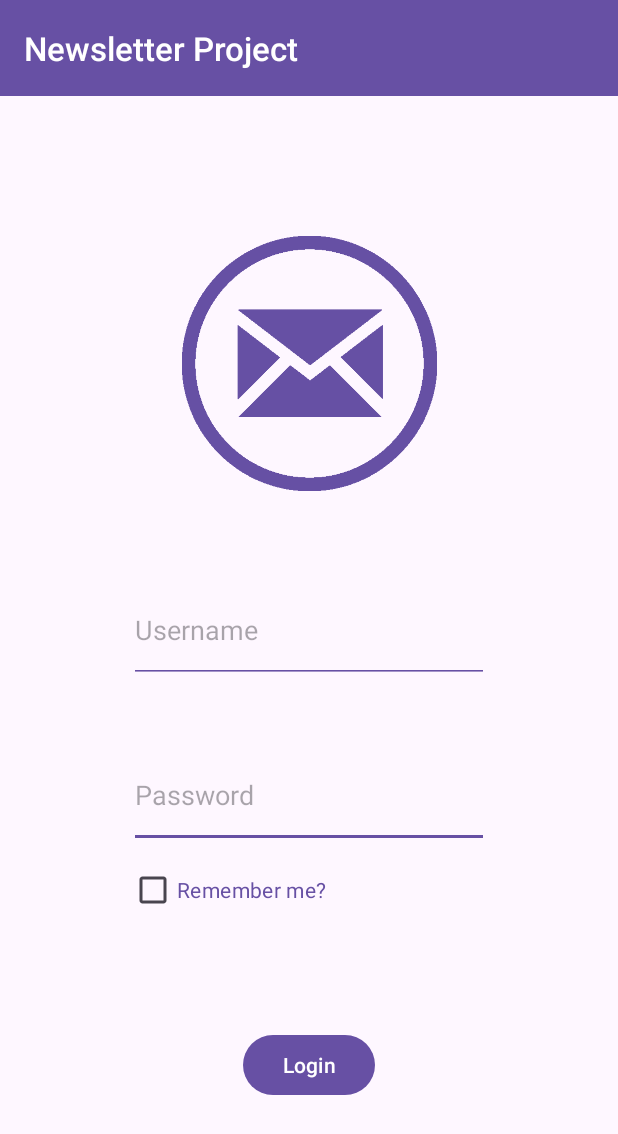
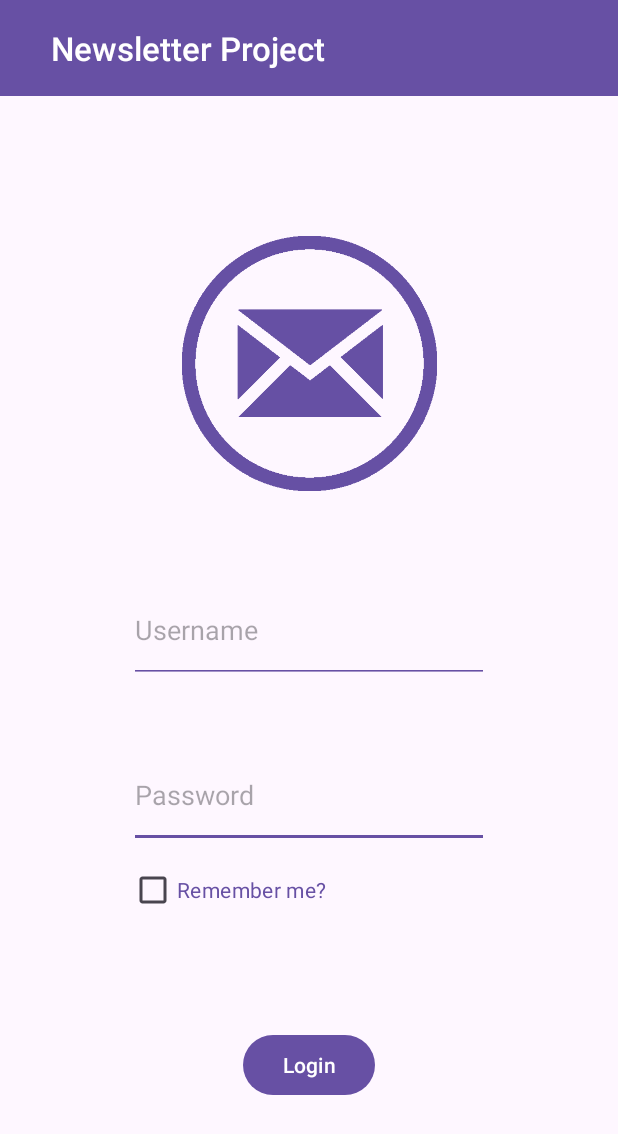
Before and after one commit to lazar-milic-upm/Android_Newsletter, an Android app: the screen it shows after launch (LoginActivity), on a phone screen of 412 x 824 dp. Shown: the top 1134 px of the screen. Run offline under Robolectric (Android 15) with nearby library versions, the phone set to English and light mode, and no system bars.

Commit message:
Commit last fixes #2

```diff
--- a/app/src/main/java/com/upm/androidnewsletter/activities/ArticleDetailActivity.java
+++ b/app/src/main/java/com/upm/androidnewsletter/activities/ArticleDetailActivity.java
@@ -5,13 +5,11 @@ import android.content.Intent;
 import android.content.SharedPreferences;
 import android.graphics.Bitmap;
 import android.graphics.Color;
-import android.graphics.Typeface;
 import android.net.Uri;
 import android.os.AsyncTask;
 import android.os.Bundle;
 import android.provider.MediaStore;
 import android.text.Html;
-import android.util.TypedValue;
 import android.view.Menu;
 import android.view.MenuItem;
 import android.view.View;
--- a/app/src/main/java/com/upm/androidnewsletter/activities/LoginActivity.java
+++ b/app/src/main/java/com/upm/androidnewsletter/activities/LoginActivity.java
@@ -10,14 +10,11 @@ import android.widget.Button;
 import android.widget.CheckBox;
 import android.widget.EditText;
 import android.widget.Toast;
-
 import androidx.appcompat.app.AppCompatActivity;
 import androidx.appcompat.widget.Toolbar;
-
 import com.upm.androidnewsletter.R;
 import com.upm.androidnewsletter.exceptions.AuthenticationError;
 import com.upm.androidnewsletter.model.ModelManager;
-
 import java.util.Properties;
 
 public class LoginActivity extends AppCompatActivity {
@@ -25,7 +22,6 @@ public class LoginActivity extends AppCompatActivity {
     private EditText usernameEditText;
     private EditText passwordEditText;
     private Button loginButton;
-    private SharedPreferences sharedPreferences;
     private static ModelManager modelManager;
     private String usernameString;
     private CheckBox saveLoginCheckBox;
@@ -37,19 +33,14 @@ public class LoginActivity extends AppCompatActivity {
     protected void onCreate(Bundle savedInstanceState) {
         super.onCreate(savedInstanceState);
         setContentView(R.layout.activity_login);
-
-        // components
         usernameEditText = findViewById(R.id.main_username);
         passwordEditText = findViewById(R.id.main_password);
         loginButton = findViewById(R.id.main_btn_log_in);
-        saveLoginCheckBox = (CheckBox)findViewById(R.id.saveLoginCheckBox);
+        saveLoginCheckBox = findViewById(R.id.saveLoginCheckBox);
         loginPreferences = getSharedPreferences("loginPrefs", MODE_PRIVATE);
         loginPrefsEditor = loginPreferences.edit();
         Toolbar toolbar = findViewById(R.id.toolbar);
         setSupportActionBar(toolbar);
-
-        // SharedPreferences to save API key
-        sharedPreferences = getSharedPreferences("LoginPrefs", MODE_PRIVATE);
 
         if (modelManager == null) {
             Properties prop = new Properties();
@@ -59,13 +50,11 @@ public class LoginActivity extends AppCompatActivity {
             try {
                 modelManager = new ModelManager(prop);
             } catch (Exception e) {
-                Log.e("LoginActivity", "Authentication failed: " + e.toString());
+                Log.e("LoginActivity", "Authentication failed: " + e);
             }
         }
 
-        // Login button
         loginButton.setOnClickListener(view -> {
-
             if (saveLoginCheckBox.isChecked()) {
                 loginPrefsEditor.putBoolean("saveLogin", true);
                 loginPrefsEditor.putString("username", usernameEditText.getText().toString());
@@ -82,7 +71,7 @@ public class LoginActivity extends AppCompatActivity {
         });
 
         saveLogin = loginPreferences.getBoolean("saveLogin", false);
-        if (saveLogin == true) {
+        if (saveLogin) {
             usernameEditText.setText(loginPreferences.getString("username", ""));
             passwordEditText.setText(loginPreferences.getString("password", ""));
             saveLoginCheckBox.setChecked(true);
@@ -96,7 +85,6 @@ public class LoginActivity extends AppCompatActivity {
     private class LoginTask extends AsyncTask<String, Void, Boolean> {
         private String errorMessage = "";
 
-        @Override
         protected Boolean doInBackground(String... params) {
             String username = params[0];
             String password = params[1];
@@ -109,7 +97,6 @@ public class LoginActivity extends AppCompatActivity {
             }
         }
 
-        @Override
         protected void onPostExecute(Boolean success) {
             if (success) {
                 SharedPreferences prefs = getSharedPreferences("user_prefs", Context.MODE_PRIVATE);
@@ -119,7 +106,6 @@ public class LoginActivity extends AppCompatActivity {
 
                 Toast.makeText(LoginActivity.this, "Login successful! \nWelcome " + usernameString + "!" , Toast.LENGTH_LONG).show();
 
-                // Go to MainActivity
                 Intent intent = new Intent(LoginActivity.this, ShowArticlesActivity.class);
                 startActivity(intent);
                 finish();
--- a/app/src/main/res/layout/activity_article_detail.xml
+++ b/app/src/main/res/layout/activity_article_detail.xml
@@ -66,7 +66,8 @@
             app:layout_constraintBottom_toTopOf="@id/webViewBody"
             app:layout_constraintEnd_toEndOf="parent"
             app:layout_constraintStart_toStartOf="parent"
-            app:layout_constraintTop_toBottomOf="@+id/textViewAbstract" />
+            app:layout_constraintTop_toBottomOf="@+id/textViewAbstract"
+            android:contentDescription="Article Image"/>
 
         <WebView
             android:id="@+id/webViewBody"
--- a/app/src/main/res/layout/activity_login.xml
+++ b/app/src/main/res/layout/activity_login.xml
@@ -19,6 +19,7 @@
         app:backgroundTint="@color/primaryColor"
         android:ems="10"
         android:hint="Password"
+        android:autofillHints="password"
         android:inputType="textPassword"
         android:textColorHighlight="@color/primaryColor"
         app:layout_constraintEnd_toEndOf="parent"
@@ -34,6 +35,7 @@
         android:ems="10"
         android:hint="Username"
         android:inputType="text"
+        android:autofillHints="username"
         android:textColorHighlight="@color/primaryColor"
         app:layout_constraintBottom_toBottomOf="parent"
         app:layout_constraintEnd_toEndOf="parent"
@@ -61,7 +63,8 @@
         app:layout_constraintEnd_toEndOf="parent"
         app:layout_constraintStart_toStartOf="parent"
         app:layout_constraintTop_toBottomOf="@id/toolbar"
-        app:srcCompat="@drawable/newsletter" />
+        app:srcCompat="@drawable/newsletter"
+        android:contentDescription="Newsletter logo"/>
 
     <CheckBox
         android:id="@+id/saveLoginCheckBox"
--- a/app/src/main/res/layout/activity_show_articles.xml
+++ b/app/src/main/res/layout/activity_show_articles.xml
@@ -63,7 +63,6 @@
         android:id="@+id/logout_button"
         android:layout_width="wrap_content"
         android:layout_height="wrap_content"
-        android:onClick="logout"
         android:text="Logout"
         android:visibility="gone"
         app:layout_constraintBottom_toBottomOf="parent"
--- a/app/src/main/res/layout/item_article.xml
+++ b/app/src/main/res/layout/item_article.xml
@@ -23,7 +23,8 @@ xmlns:app="http://schemas.android.com/apk/res-auto"
             android:id="@+id/articleImageView"
             android:layout_width="match_parent"
             android:layout_height="200dp"
-            android:scaleType="centerCrop" />
+            android:scaleType="centerCrop"
+            android:contentDescription="Article Image"/>
 
         <TextView
             android:id="@+id/textViewTitle"
--- a/app/src/main/res/layout/toolbar.xml
+++ b/app/src/main/res/layout/toolbar.xml
@@ -6,7 +6,7 @@
     android:background="@color/primaryColor"
     android:elevation="4dp"
     android:textAlignment="center"
-    android:paddingLeft="30dp"
+    android:paddingStart="30dp"
     android:layout_width="match_parent"
     android:layout_height="?attr/actionBarSize"
     app:layout_constraintEnd_toEndOf="parent"
```
Also changed, not shown: app/src/main/java/com/upm/androidnewsletter/activities/ShowArticlesActivity.java (+0 -7 lines).
